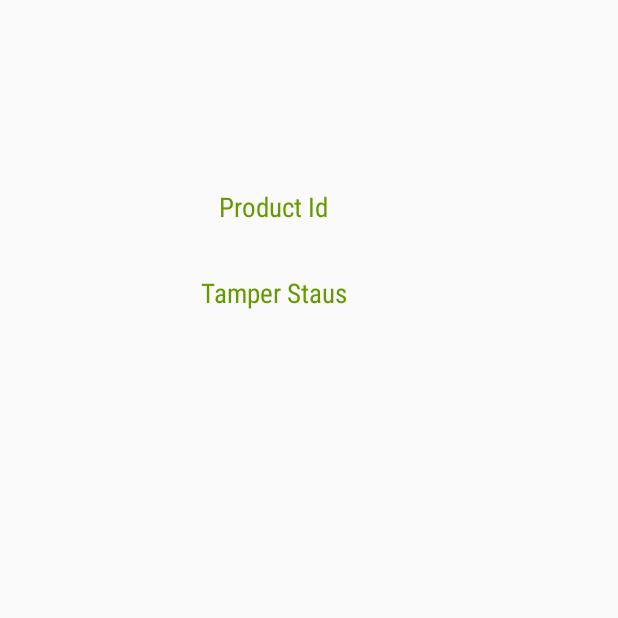
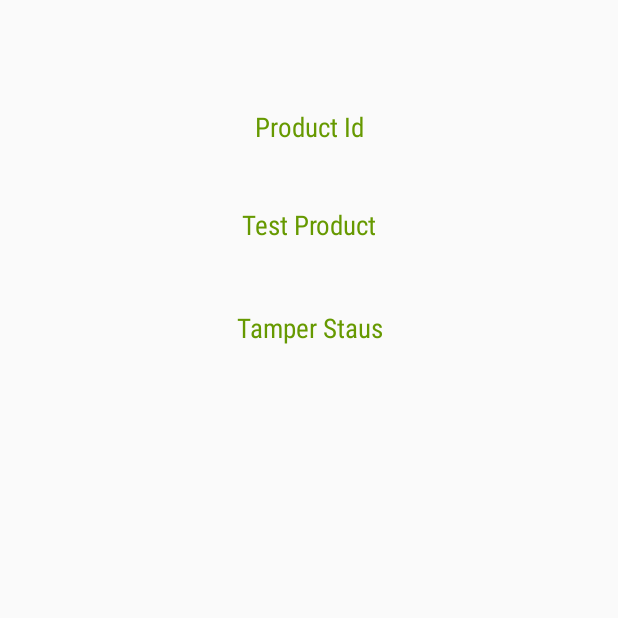
Before and after one commit to paldheeraj25/NFCAuth, an Android app: the screen it shows after launch (StatusActivity), after a tap on "TAP TO AUTHENTICATE", on a phone screen of 412 x 824 dp, the top half of it. Run offline under Robolectric (Android 15) with nearby library versions, the phone set to English and light mode, and no system bars; our stand-ins replace Firebase (no records; nobody signed in at launch, a user with empty details on screens opened directly).

```diff
--- a/app/build.gradle
+++ b/app/build.gradle
@@ -28,5 +28,11 @@ dependencies {
     compile 'com.android.support.constraint:constraint-layout:1.0.2'
     compile 'com.android.support:design:25.3.1'
     compile 'com.android.support:support-v4:25.3.1'
+    compile 'com.google.firebase:firebase-database:9.2.0'
+    compile 'com.google.firebase:firebase-messaging:9.2.0'
     testCompile 'junit:junit:4.12'
 }
+
+
+
+apply plugin: 'com.google.gms.google-services'
--- a/app/src/main/java/com/example/dheerajp/nfc3/MainActivity.java
+++ b/app/src/main/java/com/example/dheerajp/nfc3/MainActivity.java
@@ -20,23 +20,13 @@ public class MainActivity extends AppCompatActivity {
 
     @Override
     protected void onCreate(Bundle savedInstanceState) {
-        Log.d("check Log", "Testing Check Log");
-        Log.i("check Log", "Testing Check Log");
-        Log.v("check Log", "Testing Check Log");
+//        Log.d("check Log", "Testing Check Log");
+//        Log.i("check Log", "Testing Check Log");
+//        Log.v("check Log", "Testing Check Log");
         super.onCreate(savedInstanceState);
         setContentView(R.layout.activity_main);
         Toolbar toolbar = (Toolbar) findViewById(R.id.toolbar);
         setSupportActionBar(toolbar);
-
-        FloatingActionButton fab = (FloatingActionButton) findViewById(R.id.fab);
-        fab.setOnClickListener(new View.OnClickListener() {
-            @Override
-            public void onClick(View view) {
-                Snackbar.make(view, "Replace with your own action", Snackbar.LENGTH_LONG)
-                        .setAction("Action", null).show();
-            }
-        });
-
         Button goToStatus = (Button) findViewById(R.id.homeButton);
         goToStatus.setOnClickListener(
                 new Button.OnClickListener(){
--- a/app/src/main/java/com/example/dheerajp/nfc3/status/StatusActivity.java
+++ b/app/src/main/java/com/example/dheerajp/nfc3/status/StatusActivity.java
@@ -1,27 +1,22 @@
 package com.example.dheerajp.nfc3.status;
 
-import android.app.Activity;
 import android.app.AlertDialog;
-import android.app.FragmentTransaction;
+import android.graphics.Color;
 import android.os.Bundle;
-import android.support.v4.app.NotificationCompat.WearableExtender;
-import android.support.v4.media.TransportMediator;
-import android.support.v4.view.ViewPager;
-import android.support.v4.widget.DrawerLayout;
 import android.util.Log;
-import android.view.View;
-import android.view.LayoutInflater;
-import android.view.ViewGroup;
-import android.os.Bundle;
 import android.content.Context;
-import android.widget.FrameLayout;
 import android.widget.TextView;
-import com.example.dheerajp.nfc3.BuildConfig;
-import com.example.dheerajp.nfc3.C0146R;
 import com.example.dheerajp.nfc3.SIC43N1xService;
-import java.io.IOException;
 import java.util.Arrays;
+import com.google.firebase.database.DataSnapshot;
+import com.google.firebase.database.DatabaseError;
+import com.google.firebase.database.FirebaseDatabase;
+import com.google.firebase.database.DatabaseReference;
+import com.google.firebase.database.ValueEventListener;
+import com.google.firebase.FirebaseApp;
+
 import android.widget.Toast;
+
 
 import com.example.dheerajp.nfc3.R;
 
@@ -36,8 +31,12 @@ public class StatusActivity extends SIC43N1xService {
     private byte[] uid_temp;
     public static String final_tag_uid;
     private static TextView productId;
+    private static TextView productname;
     private static TextView TamperInfo;
     private static Context context;
+
+    FirebaseDatabase database = FirebaseDatabase.getInstance();
+    DatabaseReference myRef = database.getReference("product");
 
     class C02031 implements Runnable {
         final String displaUid;
@@ -47,8 +46,34 @@ public class StatusActivity extends SIC43N1xService {
 
         public void run() {
             //Toast.makeText(StatusActivity.this, this.displaUid, Toast.LENGTH_LONG).show();
+            Log.i("Checking data base23", "Inside Set Tamper Check");
             TextView productId = (TextView)findViewById(R.id.textView);
             productId.setText(this.displaUid);
+
+            myRef.addValueEventListener(new ValueEventListener() {
+                @Override
+                public void onDataChange(DataSnapshot dataSnapshot) {
+                    // This method is called once with the initial value and again
+                    // whenever data at this location is updated.
+                    //String value = dataSnapshot.getValue(String.class);
+                    showData(dataSnapshot);
+                    //database.child("Campaigns").child(key).child("count");
+                    //Log.d("test", "Value is: " + value);
+                }
+
+                @Override
+                public void onCancelled(DatabaseError error) {
+                    // Failed to read value
+                    Log.w("test", "Failed to read value.", error.toException());
+                }
+            });
+        }
+
+        private void showData(DataSnapshot dataSnapshot){
+            Log.i("Checking data base1", "Inside Set Tamper Check");
+            TextView productname = (TextView)findViewById(R.id.textView3);
+            productname.setText(dataSnapshot.child("prod1").child("name").getValue().toString());
+            Log.d("snapshot Data", dataSnapshot.child("prod1").child("name").getValue().toString());
         }
     }
     //This class getting the byte for tamper and passing in function
@@ -62,11 +87,12 @@ public class StatusActivity extends SIC43N1xService {
         public void run() {
             setCheckTamper(this.val$rx);
             TextView TamperInfo = (TextView)findViewById(R.id.textView2);
-            Log.i("Tring to set1", "set");
+            //Log.i("Tring to set1", "set");
             if (setCheckTamper(this.val$rx)){
-                TamperInfo.setText("sealed");
+                TamperInfo.setText("Sealed");
             } else {
                 TamperInfo.setText("Broken Seal");
+                TamperInfo.setTextColor(Color.RED);
             }
 
         }
@@ -74,18 +100,17 @@ public class StatusActivity extends SIC43N1xService {
 
     //calling this method for tamper check
     public static boolean setCheckTamper(byte[] rx) {
-        Log.i("Setting Tamper Check", "Inside Set Tamper Check");
-        Log.i("Tamper check byte", String.format("%x", rx[0]));
-        Log.i("Tamper check byte", String.format("%x", rx[1]));
+//        Log.i("Setting Tamper Check", "Inside Set Tamper Check");
+//        Log.i("Tamper check byte", String.format("%x", rx[0]));
+//        Log.i("Tamper check byte", String.format("%x", rx[1]));
         // just check the values according to rx[] and with help of loag and toast
         if (rx[0] == 0 && rx[1] == 0) {
-            Toast.makeText(StatusActivity.context, "unTampred", Toast.LENGTH_LONG).show();
+            //Toast.makeText(StatusActivity.context, "unTampred", Toast.LENGTH_LONG).show();
             return true;
         } else if (rx[0] == (byte) -1 && rx[0] == (byte) -1) {
-            Toast.makeText(StatusActivity.context, "Tampred", Toast.LENGTH_LONG).show();
+            //Toast.makeText(StatusActivity.context, "Tampred", Toast.LENGTH_LONG).show();
             return false;
         } else {
-            //clearChkTamper();
             return true;
         }
     }
@@ -100,10 +125,6 @@ public class StatusActivity extends SIC43N1xService {
         }
     }
     static void clearChkTamper() {
-//        if (txtReturnTmp != null) {
-            //TamperInfo.setText("No Information");
-//            //imgViewTagTamper.setImageResource(C0146R.drawable.tag);
-//        }
     }
 
 
@@ -128,11 +149,7 @@ public class StatusActivity extends SIC43N1xService {
         }
         TamperCheck();
         final_tag_uid = SIC43N1xService.taguid;
-        //TextView displayUid = (TextView)findViewById(R.id.textView);
-        //displayUid.setText("Hi there");
         runOnUiThread(new C02031(SIC43N1xService.taguid));
-        //nfcReConnect();
-        //Toast.makeText(StatusActivity.this, final_tag_uid, Toast.LENGTH_LONG).show();
     }
 
 
@@ -143,8 +160,10 @@ public class StatusActivity extends SIC43N1xService {
         TextView productId = (TextView)findViewById(R.id.textView);
         TextView TamperInfo = (TextView)findViewById(R.id.textView2);
         TamperInfo.setText("Tamper Staus");
-        StatusActivity.context = getApplicationContext();
-        //Toast.makeText(getApplicationContext(), final_tag_uid, Toast.LENGTH_LONG).show();
+        Log.i("Checking data base2", "Inside Set Tamper Check");
+        Log.d("Checking data base2", "Inside Set Tamper Check");
+        Log.v("Checking data base2", "Inside Set Tamper Check");
+        //StatusActivity.context = getApplicationContext();
     }
 
 }
--- a/app/src/main/res/layout/activity_status.xml
+++ b/app/src/main/res/layout/activity_status.xml
@@ -10,23 +10,26 @@
         android:id="@+id/textView"
         android:layout_width="217dp"
         android:layout_height="29dp"
-        android:layout_marginLeft="84dp"
-        android:layout_marginStart="73dp"
-        android:layout_marginTop="125dp"
         android:fontFamily="sans-serif-condensed"
         android:text="Product Id"
         android:textAlignment="center"
         android:textColor="@android:color/holo_green_dark"
         android:textSize="18sp"
+        tools:layout_constraintLeft_creator="1"
+        tools:layout_constraintTop_creator="1"
+        tools:layout_constraintRight_creator="1"
+        tools:layout_constraintBottom_creator="1"
+        app:layout_constraintBottom_toBottomOf="@+id/textView3"
+        app:layout_constraintRight_toRightOf="parent"
+        android:layout_marginTop="72dp"
+        android:layout_marginBottom="76dp"
         app:layout_constraintLeft_toLeftOf="parent"
-        app:layout_constraintTop_toTopOf="parent"
-        tools:layout_constraintLeft_creator="1"
-        tools:layout_constraintTop_creator="1" />
+        app:layout_constraintTop_toTopOf="parent" />
 
     <TextView
         android:id="@+id/textView2"
-        android:layout_width="0dp"
-        android:layout_height="34dp"
+        android:layout_width="216dp"
+        android:layout_height="30dp"
         android:fontFamily="sans-serif-condensed"
         android:text="Check Tamper"
         android:textAlignment="center"
@@ -34,11 +37,26 @@
         android:textSize="18sp"
         tools:layout_constraintTop_creator="1"
         tools:layout_constraintRight_creator="1"
-        android:layout_marginStart="36dp"
-        android:layout_marginEnd="36dp"
-        app:layout_constraintRight_toRightOf="@+id/textView"
-        android:layout_marginTop="28dp"
-        app:layout_constraintTop_toBottomOf="@+id/textView"
         tools:layout_constraintLeft_creator="1"
-        app:layout_constraintLeft_toLeftOf="@+id/textView" />
+        app:layout_constraintRight_toRightOf="parent"
+        android:layout_marginTop="206dp"
+        app:layout_constraintLeft_toLeftOf="parent"
+        app:layout_constraintTop_toTopOf="parent" />
+
+    <TextView
+        android:id="@+id/textView3"
+        android:layout_width="118dp"
+        android:layout_height="39dp"
+        android:fontFamily="sans-serif-condensed"
+        android:text="Test Product"
+        android:textAlignment="center"
+        android:textColor="@android:color/holo_green_dark"
+        android:textSize="18sp"
+        tools:layout_constraintRight_creator="1"
+        tools:layout_constraintBottom_creator="1"
+        app:layout_constraintBottom_toTopOf="@+id/textView2"
+        app:layout_constraintRight_toRightOf="parent"
+        tools:layout_constraintLeft_creator="1"
+        android:layout_marginBottom="29dp"
+        app:layout_constraintLeft_toLeftOf="parent" />
 </android.support.constraint.ConstraintLayout>
--- a/build.gradle
+++ b/build.gradle
@@ -9,6 +9,7 @@ buildscript {
 
         // NOTE: Do not place your application dependencies here; they belong
         // in the individual module build.gradle files
+        classpath 'com.google.gms:google-services:3.0.0'
     }
 }
 
```
Also changed, not shown: app/src/main/java/com/example/dheerajp/nfc3/SIC43N1xService.java (+5 -5 lines), app/src/main/res/layout/activity_main.xml (+0 -7 lines), 1 other file.
